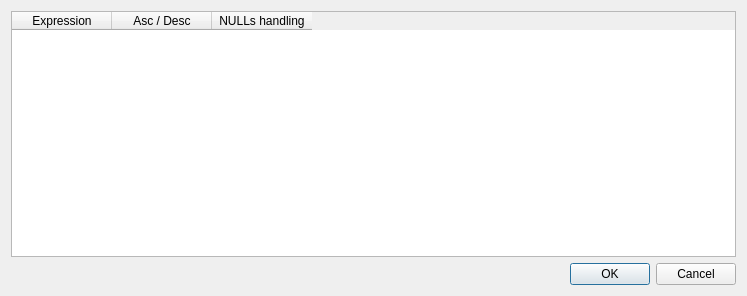
Old version of the form src/ui/qgsorderbydialogbase.ui in the repository carsmie/QGIS.
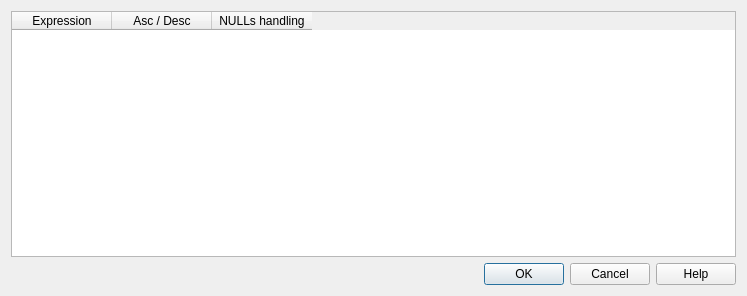
New version of the form.

Commit message: Add Help button and connect it to user manual

Diff of the .ui file:
```diff
--- a/src/ui/qgsorderbydialogbase.ui
+++ b/src/ui/qgsorderbydialogbase.ui
@@ -20,7 +20,7 @@
       <enum>Qt::Horizontal</enum>
      </property>
      <property name="standardButtons">
-      <set>QDialogButtonBox::Cancel|QDialogButtonBox::Ok</set>
+      <set>QDialogButtonBox::Cancel|QDialogButtonBox::Help|QDialogButtonBox::Ok</set>
      </property>
     </widget>
    </item>
```
The commit also changes 50 other files.
